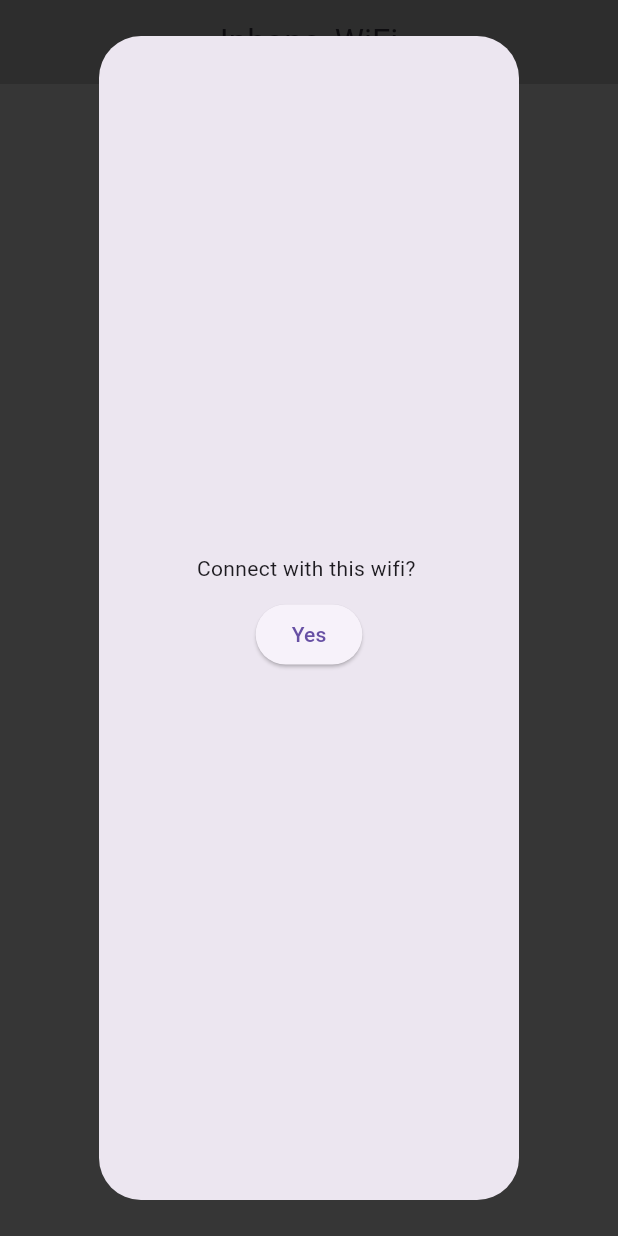
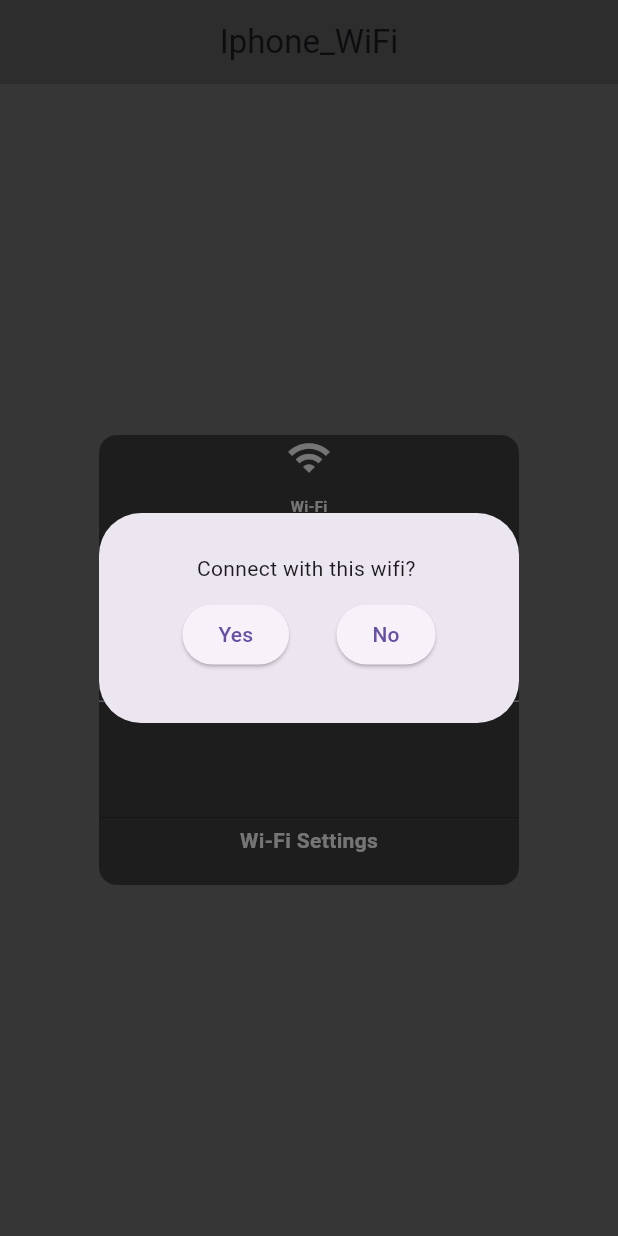
Before and after one commit to findmebyvinay/Wi-Fi-UI, a Flutter app: the screen it shows after launch, after a tap on the "wifi" icon, on a phone screen of 412 x 824 dp. Run offline on Flutter 3.47's test engine with Material 3 defaults, Android fonts, the phone set to English and light mode, and no system bars.

Commit message:
added wifi confirmation

```diff
--- a/lib/homepage.dart
+++ b/lib/homepage.dart
@@ -1,4 +1,5 @@
 import 'package:flutter/material.dart';
+import 'package:flutter/widgets.dart';
 
 class HomePage extends StatefulWidget {
   const HomePage({super.key});
@@ -9,16 +10,42 @@
 
 class _HomePageState extends State<HomePage> {
   @override
+  void TextConfirm(){
+    TextField(
+      controller: null,
+      decoration: InputDecoration(
+        hintText:'Enter password',
+        icon: Icon(Icons.key),
+        border: OutlineInputBorder(
+
+        )
+
+      ),
+    );
+  }
 
   void oonOpenBox(){
     showDialog(context: context, builder: (context)=> AlertDialog(
-      content:Column(
-        mainAxisAlignment: MainAxisAlignment.center,
-        children: [
-           Text('Connect with this wifi? ',),
-           const SizedBox(height: 10,),
-           ElevatedButton(onPressed: (){}, child:Text('Yes'))
-        ],
+      content:Container(
+        width:80,
+        height: 100,
+        child: Column(
+
+          mainAxisAlignment: MainAxisAlignment.center,
+          children: [
+             Text('Connect with this wifi? ',),
+             const SizedBox(height: 10,),
+             Row(
+              mainAxisAlignment: MainAxisAlignment.spaceEvenly,
+              children: [
+                ElevatedButton(onPressed:TextConfirm, child:Text('Yes')),
+                  ElevatedButton(onPressed: (){
+                    Navigator.pop(context);
+                  }, child:Text('No'))
+              ],
+             )
+          ],
+        ),
       ),
 
     ));
```
